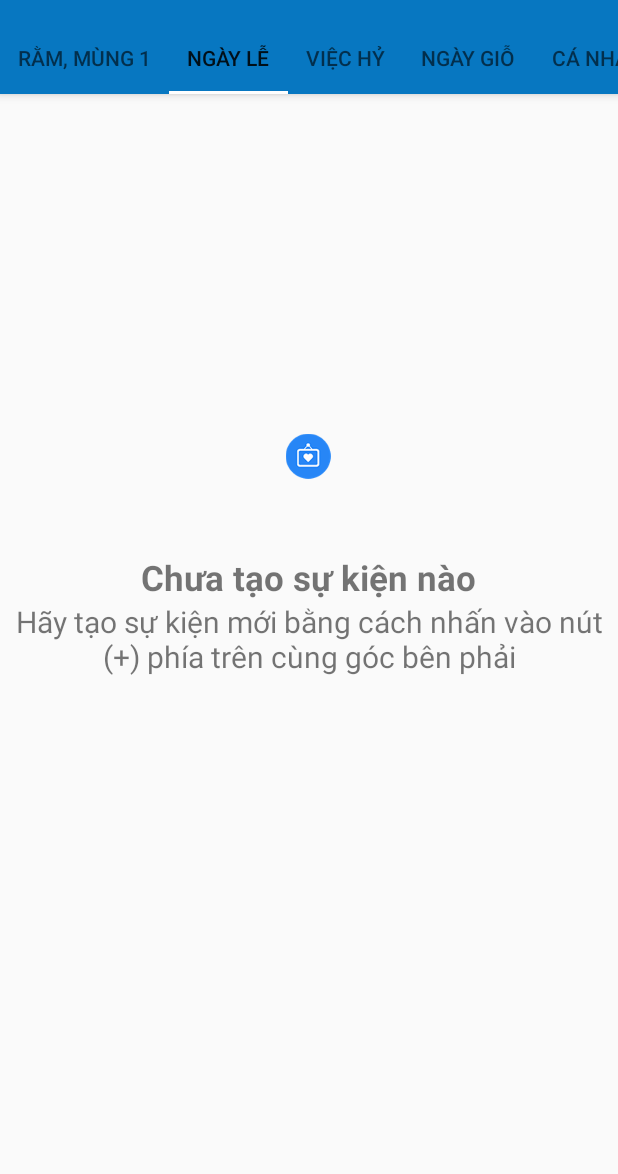
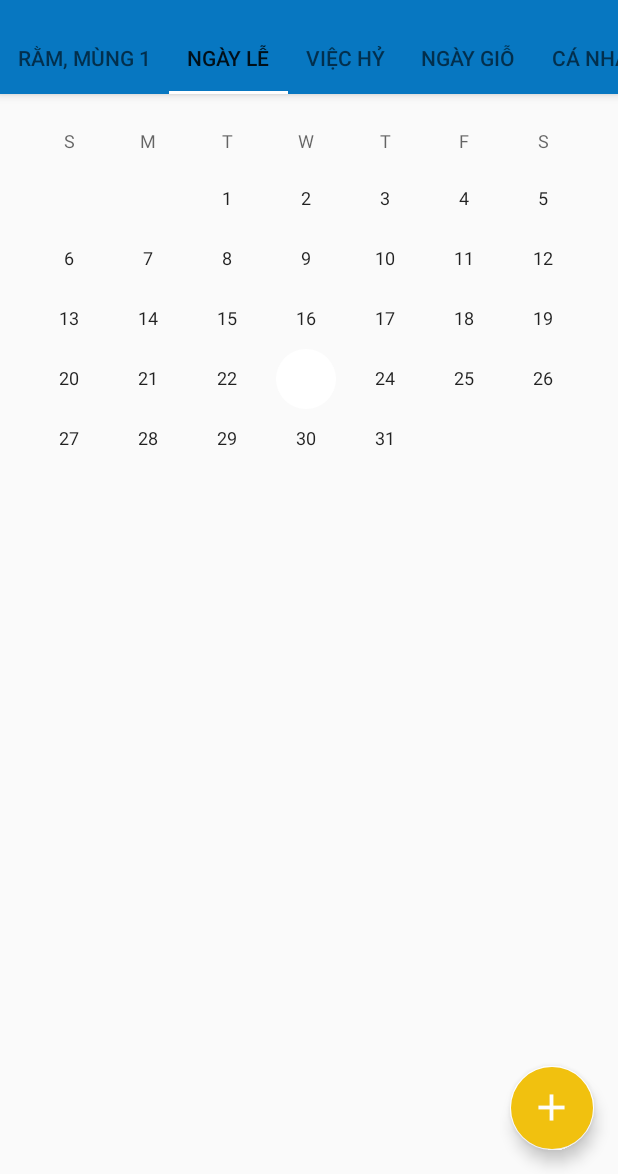
Before and after one commit to sonnvph06390/LichViet, an Android app: the VietSuKienActivity screen opened directly, with no data from a screen before it, tab 2 chosen, on a phone screen of 412 x 824 dp, the part 62-1236 px from its top. Run offline under Robolectric (Android 15) with nearby library versions, the phone set to English and light mode, and no system bars; network calls fail.

```diff
--- a/app/src/main/java/com/thuanthanh/lichviet/adapter/ViewPageAdapter.java
+++ b/app/src/main/java/com/thuanthanh/lichviet/adapter/ViewPageAdapter.java
@@ -6,7 +6,7 @@ import androidx.fragment.app.Fragment;
 import androidx.fragment.app.FragmentManager;
 import androidx.fragment.app.FragmentPagerAdapter;
 
-import com.thuanthanh.lichviet.fragment.SuKienFragment;
+import com.thuanthanh.lichviet.fragment.SuKiennFragment;
 
 public class ViewPageAdapter extends FragmentPagerAdapter {
 
@@ -20,47 +20,47 @@ public class ViewPageAdapter extends FragmentPagerAdapter {
         Fragment fragment = null;
         if (position == 0)
         {
-            fragment = new SuKienFragment();
+            fragment = new SuKiennFragment();
         }
         else if (position == 1)
         {
-            fragment = new SuKienFragment();
+            fragment = new SuKiennFragment();
         }
         else if (position == 2)
         {
-            fragment = new SuKienFragment();
+            fragment = new SuKiennFragment();
         }
         else if (position == 3)
         {
-            fragment = new SuKienFragment();
+            fragment = new SuKiennFragment();
         }
         else if (position == 4)
         {
-            fragment = new SuKienFragment();
+            fragment = new SuKiennFragment();
         }
         else if (position == 5)
         {
-            fragment = new SuKienFragment();
+            fragment = new SuKiennFragment();
         }
         else if (position == 6)
         {
-            fragment = new SuKienFragment();
+            fragment = new SuKiennFragment();
         }
         else if (position == 7)
         {
-            fragment = new SuKienFragment();
+            fragment = new SuKiennFragment();
         }
         else if (position == 8)
         {
-            fragment = new SuKienFragment();
+            fragment = new SuKiennFragment();
         }
         else if (position == 9)
         {
-            fragment = new SuKienFragment();
+            fragment = new SuKiennFragment();
         }
         else if (position == 10)
         {
-            fragment = new SuKienFragment();
+            fragment = new SuKiennFragment();
         }
         return fragment;
     }
--- a/app/src/main/java/com/thuanthanh/lichviet/fragment/SuKienFragment.java
+++ /dev/null
@@ -1,23 +0,0 @@
-package com.thuanthanh.lichviet.fragment;
-
-import androidx.annotation.NonNull;
-import androidx.annotation.Nullable;
-import androidx.appcompat.app.AppCompatActivity;
-import androidx.fragment.app.Fragment;
-
-import android.os.Bundle;
-import android.view.LayoutInflater;
-import android.view.View;
-import android.view.ViewGroup;
-
-import com.thuanthanh.lichviet.R;
-
-public class SuKienFragment extends Fragment {
-
-    @Override
-    public View onCreateView(@NonNull LayoutInflater inflater, @Nullable ViewGroup container,
-                             @Nullable Bundle savedInstanceState) {
-        return inflater.inflate(R.layout.activity_su_kien_fragment, container, false);
-    }
-
-}
--- a/app/src/main/res/layout/activity_su_kien_fragment.xml
+++ /dev/null
@@ -1,39 +0,0 @@
-<?xml version="1.0" encoding="utf-8"?>
-<FrameLayout xmlns:android="http://schemas.android.com/apk/res/android"
-    xmlns:tools="http://schemas.android.com/tools"
-    android:layout_width="match_parent"
-    android:layout_height="match_parent"
-    android:layout_marginTop="100dp"
-    >
-
-    <LinearLayout
-        android:layout_width="wrap_content"
-        android:layout_height="wrap_content"
-        android:orientation="vertical"
-        android:layout_gravity="center">
-
-        <ImageView
-            android:layout_gravity="center"
-            android:layout_width="wrap_content"
-            android:layout_height="wrap_content"
-            android:src="@drawable/tao_sukien_kyniem"
-            android:layout_marginBottom="50dp"/>
-        <TextView
-            android:layout_gravity="center"
-            android:layout_width="wrap_content"
-            android:layout_height="wrap_content"
-            android:text="@string/chuataosukien"
-            android:textSize="23dp"
-            android:textStyle="bold"/>
-        <TextView
-            android:layout_gravity="center"
-            android:layout_width="wrap_content"
-            android:layout_height="wrap_content"
-            android:text="@string/haytaosukien"
-            android:textAlignment="center"
-            android:textSize="20dp"/>
-
-
-    </LinearLayout>
-
-</FrameLayout>
```
Also changed, not shown: app/src/main/java/com/thuanthanh/lichviet/activity/MainActivity.java (+1 -10 lines), app/src/main/java/com/thuanthanh/lichviet/adapter/DayAdapter.java (+1 -10 lines), app/src/main/res/drawable/sukien_canhan.png (added).
